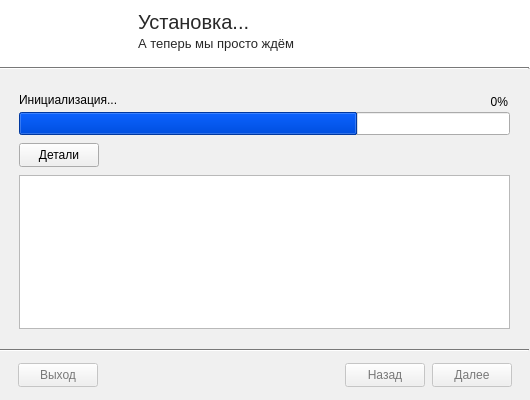
Qt form form_mac.ui (Cozy-Inn/GUI-PatcherDelta.py) before a commit.
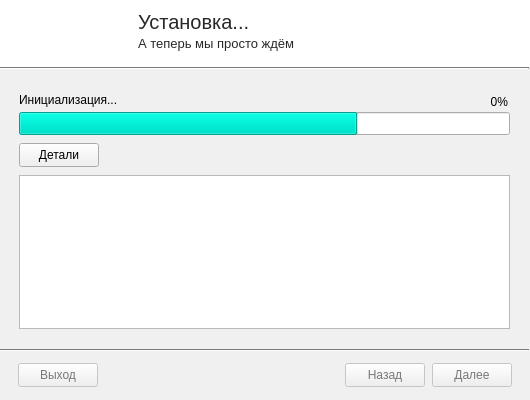
The same form after that commit. The open tabs and pages were chosen to show the change. Icons and pictures are not drawn.

The edit to the form file:
```diff
--- a/form_mac.ui
+++ b/form_mac.ui
@@ -125,8 +125,8 @@
       <brush brushstyle="SolidPattern">
        <color alpha="255">
         <red>0</red>
-        <green>79</green>
-        <blue>223</blue>
+        <green>223</green>
+        <blue>200</blue>
        </color>
       </brush>
      </colorrole>
@@ -298,8 +298,8 @@
       <brush brushstyle="SolidPattern">
        <color alpha="255">
         <red>0</red>
-        <green>79</green>
-        <blue>223</blue>
+        <green>223</green>
+        <blue>200</blue>
        </color>
       </brush>
      </colorrole>
```
Left out of the diff: 2 changed lines with no effect on the pictures.
